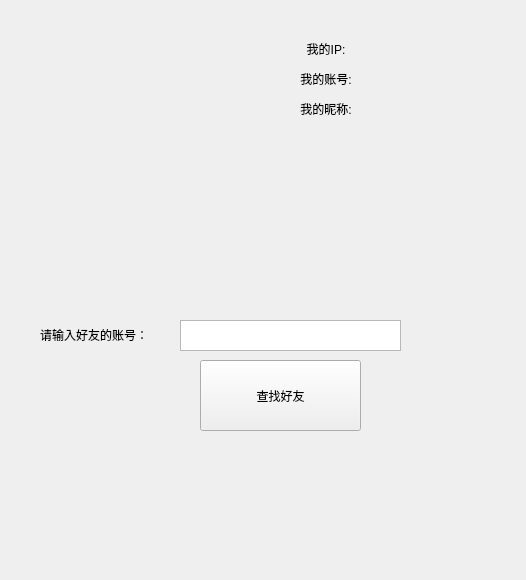
Old version of the form ChatRoom/mainwindowuser.ui in the repository AnsrM/Chat-Project.
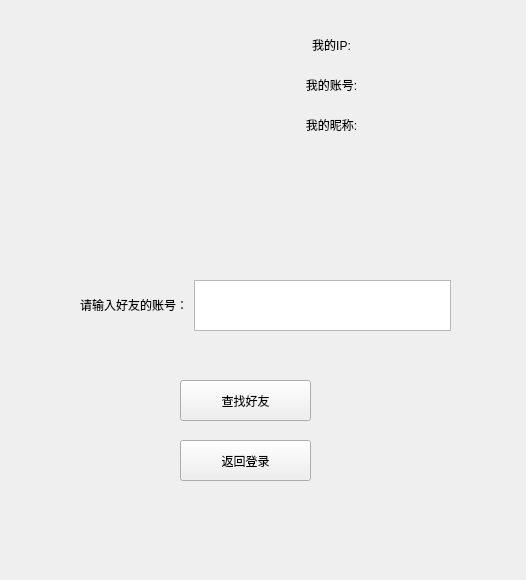
New version of the form.

Commit message: 3 new return buttons

What changed in the file:
```diff
--- a/ChatRoom/mainwindowuser.ui
+++ b/ChatRoom/mainwindowuser.ui
@@ -13,84 +13,6 @@
   <property name="windowTitle">
    <string>Form</string>
   </property>
-  <widget class="QLabel" name="label">
-   <property name="geometry">
-    <rect>
-     <x>290</x>
-     <y>40</y>
-     <width>72</width>
-     <height>15</height>
-    </rect>
-   </property>
-   <property name="text">
-    <string>&lt;html&gt;&lt;head/&gt;&lt;body&gt;&lt;p align=&quot;center&quot;&gt;我的IP:&lt;/p&gt;&lt;/body&gt;&lt;/html&gt;</string>
-   </property>
-  </widget>
-  <widget class="QLabel" name="text_ip">
-   <property name="geometry">
-    <rect>
-     <x>390</x>
-     <y>40</y>
-     <width>72</width>
-     <height>16</height>
-    </rect>
-   </property>
-   <property name="text">
-    <string/>
-   </property>
-  </widget>
-  <widget class="QLabel" name="text_id">
-   <property name="geometry">
-    <rect>
-     <x>390</x>
-     <y>70</y>
-     <width>72</width>
-     <height>15</height>
-    </rect>
-   </property>
-   <property name="text">
-    <string/>
-   </property>
-  </widget>
-  <widget class="QLabel" name="text_name">
-   <property name="geometry">
-    <rect>
-     <x>390</x>
-     <y>100</y>
-     <width>72</width>
-     <height>15</height>
-    </rect>
-   </property>
-   <property name="text">
-    <string/>
-   </property>
-  </widget>
-  <widget class="QLabel" name="label_3">
-   <property name="geometry">
-    <rect>
-     <x>290</x>
-     <y>100</y>
-     <width>72</width>
-     <height>15</height>
-    </rect>
-   </property>
-   <property name="text">
-    <string>&lt;html&gt;&lt;head/&gt;&lt;body&gt;&lt;p align=&quot;center&quot;&gt;我的昵称:&lt;/p&gt;&lt;/body&gt;&lt;/html&gt;</string>
-   </property>
-  </widget>
-  <widget class="QLabel" name="label_2">
-   <property name="geometry">
-    <rect>
-     <x>290</x>
-     <y>70</y>
-     <width>72</width>
-     <height>15</height>
-    </rect>
-   </property>
-   <property name="text">
-    <string>&lt;html&gt;&lt;head/&gt;&lt;body&gt;&lt;p align=&quot;center&quot;&gt;我的账号:&lt;/p&gt;&lt;/body&gt;&lt;/html&gt;</string>
-   </property>
-  </widget>
   <widget class="QLabel" name="touxiang">
    <property name="geometry">
     <rect>
@@ -110,38 +32,128 @@
   <widget class="QPushButton" name="FindFriendButton">
    <property name="geometry">
     <rect>
-     <x>200</x>
-     <y>360</y>
-     <width>161</width>
-     <height>71</height>
+     <x>180</x>
+     <y>380</y>
+     <width>131</width>
+     <height>41</height>
     </rect>
    </property>
    <property name="text">
     <string>查找好友</string>
    </property>
   </widget>
-  <widget class="QLabel" name="label_4">
+  <widget class="QWidget" name="widget" native="true">
    <property name="geometry">
     <rect>
-     <x>40</x>
-     <y>320</y>
+     <x>300</x>
+     <y>30</y>
      <width>131</width>
      <height>31</height>
     </rect>
    </property>
-   <property name="text">
-    <string>&lt;html&gt;&lt;head/&gt;&lt;body&gt;&lt;p&gt;请输入好友的账号：&lt;/p&gt;&lt;/body&gt;&lt;/html&gt;</string>
+   <layout class="QHBoxLayout" name="horizontalLayout">
+    <item>
+     <widget class="QLabel" name="label">
+      <property name="text">
+       <string>&lt;html&gt;&lt;head/&gt;&lt;body&gt;&lt;p align=&quot;center&quot;&gt;我的IP:&lt;/p&gt;&lt;/body&gt;&lt;/html&gt;</string>
+      </property>
+     </widget>
+    </item>
+    <item>
+     <widget class="QLabel" name="text_ip">
+      <property name="text">
+       <string/>
+      </property>
+     </widget>
+    </item>
+   </layout>
+  </widget>
+  <widget class="QWidget" name="widget_2" native="true">
+   <property name="geometry">
+    <rect>
+     <x>300</x>
+     <y>70</y>
+     <width>131</width>
+     <height>31</height>
+    </rect>
    </property>
+   <layout class="QHBoxLayout" name="horizontalLayout_2">
+    <item>
+     <widget class="QLabel" name="label_2">
+      <property name="text">
+       <string>&lt;html&gt;&lt;head/&gt;&lt;body&gt;&lt;p align=&quot;center&quot;&gt;我的账号:&lt;/p&gt;&lt;/body&gt;&lt;/html&gt;</string>
+      </property>
+     </widget>
+    </item>
+    <item>
+     <widget class="QLabel" name="text_id">
+      <property name="text">
+       <string/>
+      </property>
+     </widget>
+    </item>
+   </layout>
   </widget>
-  <widget class="QTextEdit" name="textEdit_friend">
+  <widget class="QWidget" name="widget_3" native="true">
+   <property name="geometry">
+    <rect>
+     <x>300</x>
+     <y>110</y>
+     <width>131</width>
+     <height>31</height>
+    </rect>
+   </property>
+   <layout class="QHBoxLayout" name="horizontalLayout_3">
+    <item>
+     <widget class="QLabel" name="label_3">
+      <property name="text">
+       <string>&lt;html&gt;&lt;head/&gt;&lt;body&gt;&lt;p align=&quot;center&quot;&gt;我的昵称:&lt;/p&gt;&lt;/body&gt;&lt;/html&gt;</string>
+      </property>
+     </widget>
+    </item>
+    <item>
+     <widget class="QLabel" name="text_name">
+      <property name="text">
+       <string/>
+      </property>
+     </widget>
+    </item>
+   </layout>
+  </widget>
+  <widget class="QWidget" name="widget_4" native="true">
+   <property name="geometry">
+    <rect>
+     <x>80</x>
+     <y>280</y>
+     <width>371</width>
+     <height>51</height>
+    </rect>
+   </property>
+   <layout class="QHBoxLayout" name="horizontalLayout_4">
+    <item>
+     <widget class="QLabel" name="label_4">
+      <property name="text">
+       <string>&lt;html&gt;&lt;head/&gt;&lt;body&gt;&lt;p&gt;请输入好友的账号：&lt;/p&gt;&lt;/body&gt;&lt;/html&gt;</string>
+      </property>
+     </widget>
+    </item>
+    <item>
+     <widget class="QTextEdit" name="textEdit_friend"/>
+    </item>
+   </layout>
+  </widget>
+  <widget class="QPushButton" name="pushButtonReturn">
    <property name="geometry">
     <rect>
      <x>180</x>
-     <y>320</y>
-     <width>221</width>
-     <height>31</height>
+     <y>440</y>
+     <width>131</width>
+     <height>41</height>
     </rect>
    </property>
+   <property name="text">
+    <string>返回登录</string>
+   </property>
   </widget>
  </widget>
  <resources/>
```
Left out of the diff: 8 changed lines with no effect on the pictures. The commit also changes 9 other files.
